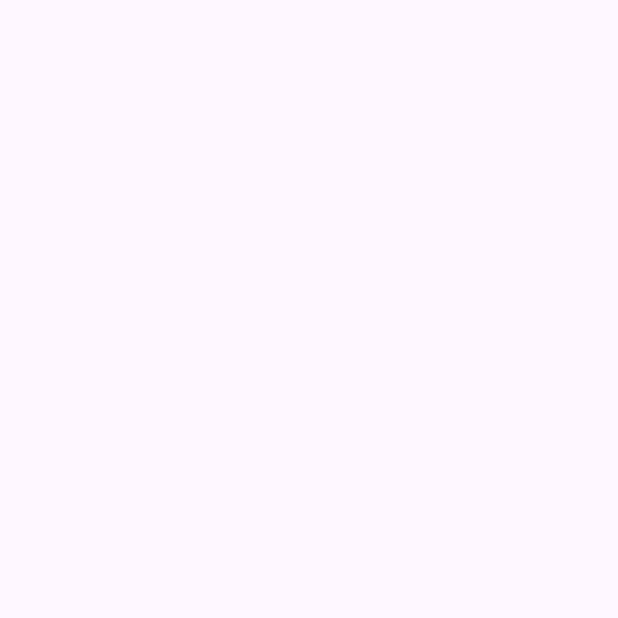
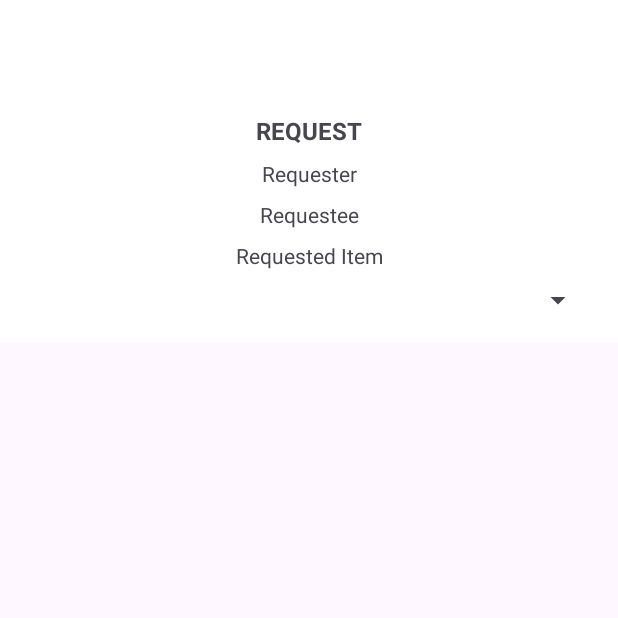
Before and after one commit to totallyreformed/xChange, an Android app: the Counteroffer screen opened directly, with no data from a screen before it, on a phone screen of 412 x 824 dp, the top half of it. Before the commit the part shown is empty. Run offline under Robolectric (Android 15) with nearby library versions, the phone set to English and light mode, and no system bars.

Commit message:
Counteroffer Offer is going well

```diff
--- a/app/src/main/java/com/example/xchange/CounterOffer/Counteroffer.java
+++ b/app/src/main/java/com/example/xchange/CounterOffer/Counteroffer.java
@@ -1,22 +1,77 @@
 package com.example.xchange.CounterOffer;
 
 import android.os.Bundle;
+import android.util.Log;
+import android.widget.Spinner;
+import android.widget.TextView;
+import android.widget.AdapterView;
+import android.widget.ArrayAdapter;
 
-import androidx.activity.EdgeToEdge;
 import androidx.appcompat.app.AppCompatActivity;
-import androidx.core.graphics.Insets;
-import androidx.core.view.ViewCompat;
-import androidx.core.view.WindowInsetsCompat;
 
 import com.example.xchange.R;
+import com.example.xchange.Item;
+import com.example.xchange.Request;
+
+import java.util.ArrayList;
+import java.util.List;
 
 public class Counteroffer extends AppCompatActivity {
+
+    TextView Requester, Requestee, RequestedItem;
+    Spinner OfferedItemSpinner;
 
     @Override
     protected void onCreate(Bundle savedInstanceState) {
         super.onCreate(savedInstanceState);
-        EdgeToEdge.enable(this);
         setContentView(R.layout.activity_counter_offer);
 
+        // Retrieve the request and list of items passed via the Intent
+        Request request = getIntent().getParcelableExtra("REQUEST");
+        ArrayList<Item> items = getIntent().getParcelableArrayListExtra("XCHANGER_ITEMS");
+
+        // Initialize TextViews
+        Requester = findViewById(R.id.requesterTextView);
+        Requestee = findViewById(R.id.requesteeTextView);
+        RequestedItem = findViewById(R.id.requestedItemTextView);
+        OfferedItemSpinner = findViewById(R.id.offeredItemSpinner);
+
+        // Display request details
+        if (request != null) {
+            Requester.setText(request.getRequester().getUsername());
+            Requestee.setText(request.getRequestee().getUsername());
+            RequestedItem.setText(request.getRequestedItem().getItemName());
+        }
+
+        // Populate the Spinner with items
+        if (items != null && !items.isEmpty()) {
+            // Create a list of item names
+            List<String> itemNames = new ArrayList<>();
+            for (Item item : items) {
+                itemNames.add(item.getItemName());
+            }
+
+            // Set up Spinner adapter
+            ArrayAdapter<String> adapter = new ArrayAdapter<>(this, android.R.layout.simple_spinner_item, itemNames);
+            adapter.setDropDownViewResource(android.R.layout.simple_spinner_dropdown_item);
+            OfferedItemSpinner.setAdapter(adapter);
+
+            // Handle item selection
+            OfferedItemSpinner.setOnItemSelectedListener(new AdapterView.OnItemSelectedListener() {
+                @Override
+                public void onItemSelected(AdapterView<?> parent, android.view.View view, int position, long id) {
+                    String selectedItem = itemNames.get(position);
+                    Log.d("Counteroffer", "Selected item: " + selectedItem);
+                    // Handle the selected item (e.g., store it for further actions)
+                }
+
+                @Override
+                public void onNothingSelected(AdapterView<?> parent) {
+                    // Handle case where no item is selected (optional)
+                }
+            });
+        } else {
+            Log.e("Counteroffer", "No items passed to activity.");
+        }
     }
 }
--- a/app/src/main/res/layout/activity_counter_offer.xml
+++ b/app/src/main/res/layout/activity_counter_offer.xml
@@ -1,10 +1,72 @@
 <?xml version="1.0" encoding="utf-8"?>
-<androidx.constraintlayout.widget.ConstraintLayout xmlns:android="http://schemas.android.com/apk/res/android"
+<androidx.constraintlayout.widget.ConstraintLayout
+    xmlns:android="http://schemas.android.com/apk/res/android"
     xmlns:app="http://schemas.android.com/apk/res-auto"
-    xmlns:tools="http://schemas.android.com/tools"
-    android:id="@+id/main"
     android:layout_width="match_parent"
-    android:layout_height="match_parent"
-    tools:context=".CounterOffer.Counteroffer">
+    android:layout_height="wrap_content"
+    android:padding="16dp"
+    android:background="@android:color/white">
 
+    <!-- Request ID -->
+    <TextView
+        android:id="@+id/requestIdTextView"
+        android:layout_width="0dp"
+        android:layout_height="wrap_content"
+        android:layout_marginTop="60dp"
+        android:text="REQUEST"
+        android:textSize="16sp"
+        android:textStyle="bold"
+        android:gravity="center"
+        app:layout_constraintEnd_toEndOf="parent"
+        app:layout_constraintStart_toStartOf="parent"
+        app:layout_constraintTop_toTopOf="parent" />
+
+    <!-- Requester -->
+    <TextView
+        android:id="@+id/requesterTextView"
+        android:layout_width="0dp"
+        android:layout_height="wrap_content"
+        android:text="Requester"
+        android:textSize="14sp"
+        android:gravity="center"
+        android:layout_marginTop="8dp"
+        app:layout_constraintEnd_toEndOf="parent"
+        app:layout_constraintStart_toStartOf="parent"
+        app:layout_constraintTop_toBottomOf="@id/requestIdTextView" />
+
+    <!-- Requestee -->
+    <TextView
+        android:id="@+id/requesteeTextView"
+        android:layout_width="0dp"
+        android:layout_height="wrap_content"
+        android:text="Requestee"
+        android:textSize="14sp"
+        android:gravity="center"
+        android:layout_marginTop="8dp"
+        app:layout_constraintEnd_toEndOf="parent"
+        app:layout_constraintStart_toStartOf="parent"
+        app:layout_constraintTop_toBottomOf="@id/requesterTextView" />
+
+    <!-- Requested Item -->
+    <TextView
+        android:id="@+id/requestedItemTextView"
+        android:layout_width="0dp"
+        android:layout_height="wrap_content"
+        android:text="Requested Item"
+        android:textSize="14sp"
+        android:gravity="center"
+        android:layout_marginTop="8dp"
+        app:layout_constraintEnd_toEndOf="parent"
+        app:layout_constraintStart_toStartOf="parent"
+        app:layout_constraintTop_toBottomOf="@id/requesteeTextView" />
+
+    <!-- Offered Items Spinner -->
+    <Spinner
+        android:id="@+id/offeredItemSpinner"
+        android:layout_width="0dp"
+        android:layout_height="wrap_content"
+        android:layout_marginTop="8dp"
+        app:layout_constraintEnd_toEndOf="parent"
+        app:layout_constraintStart_toStartOf="parent"
+        app:layout_constraintTop_toBottomOf="@id/requestedItemTextView" />
 </androidx.constraintlayout.widget.ConstraintLayout>
```
Also changed, not shown: app/src/main/java/com/example/xchange/ItemDetail/ItemDetailActivity.java (+30 -2 lines), app/src/main/java/com/example/xchange/ItemDetail/ItemDetailViewModel.java (+33 -0 lines), app/src/main/java/com/example/xchange/database/UserRepository.java (+48 -11 lines), app/src/main/java/com/example/xchange/database/dao/ItemDao.java (+7 -0 lines).
